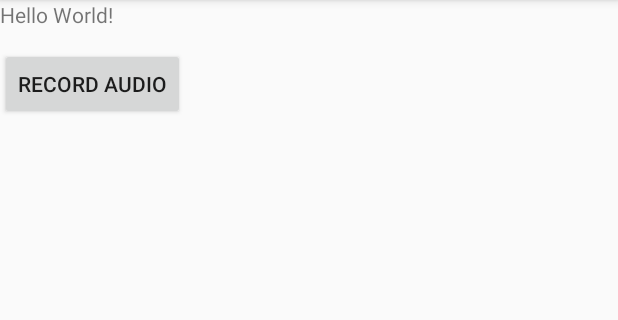
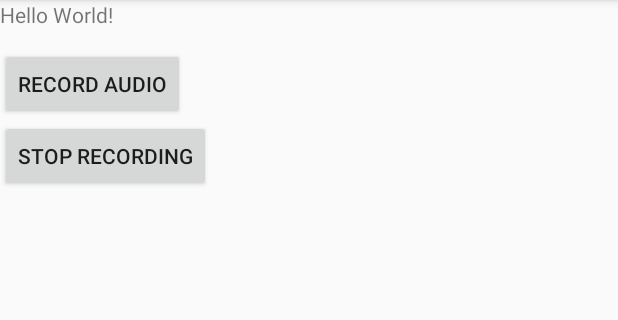
Before and after one commit to reuniware/OboeAudioRecorder, an Android app: the screen it shows after launch (MainActivity), on a phone screen of 412 x 824 dp, the part 84-404 px from its top. Run offline under Robolectric (Android 15) with nearby library versions, the phone set to English and light mode, and no system bars; 2 statements that could not run were skipped.

Commit message:
A button to stop the recording has been added but the main ui thread is blocked when the recording is started...

```diff
--- a/app/src/main/java/com/example/oboeaudiorecorder/MainActivity.kt
+++ b/app/src/main/java/com/example/oboeaudiorecorder/MainActivity.kt
@@ -36,6 +36,10 @@ class MainActivity : AppCompatActivity() {
                 recordAudio()
             }
         }
+
+        buttonStopRecording.setOnClickListener {
+            stopRecording()
+        }
     }
 
     val RECORD_REQUEST_CODE = 1234
@@ -61,6 +65,8 @@ class MainActivity : AppCompatActivity() {
 
     external fun recordAudio(): Boolean
 
+    external fun stopRecording(): Boolean
+
     companion object {
         // Used to load the 'native-lib' library on application startup.
         init {
--- a/app/src/main/res/layout/activity_main.xml
+++ b/app/src/main/res/layout/activity_main.xml
@@ -22,4 +22,12 @@
         app:layout_constraintLeft_toLeftOf="parent"
         app:layout_constraintTop_toBottomOf="@id/sample_text" />
 
+    <Button
+        android:id="@+id/buttonStopRecording"
+        android:layout_width="wrap_content"
+        android:layout_height="wrap_content"
+        android:text="Stop Recording"
+        app:layout_constraintLeft_toLeftOf="parent"
+        app:layout_constraintTop_toBottomOf="@id/buttonRecordAudio" />
+
 </androidx.constraintlayout.widget.ConstraintLayout>
```
Also changed, not shown: 2 other files.
